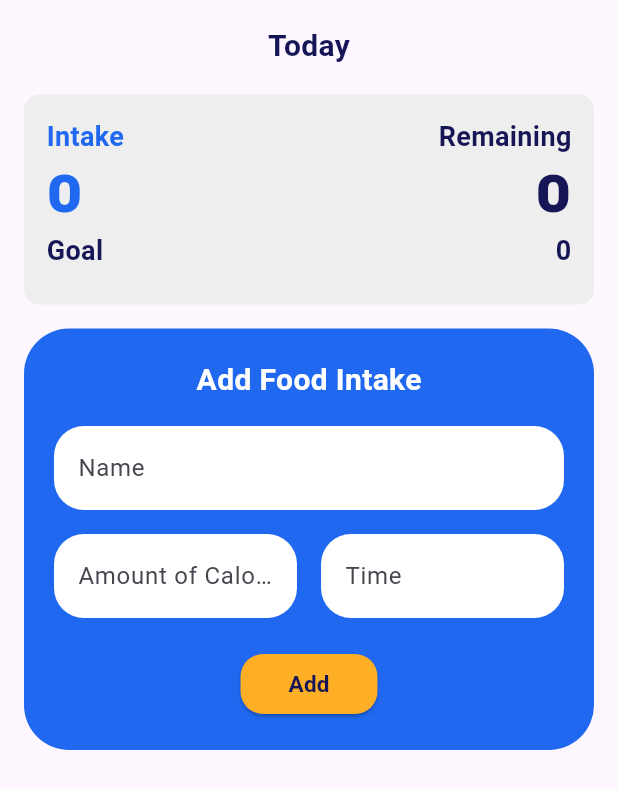
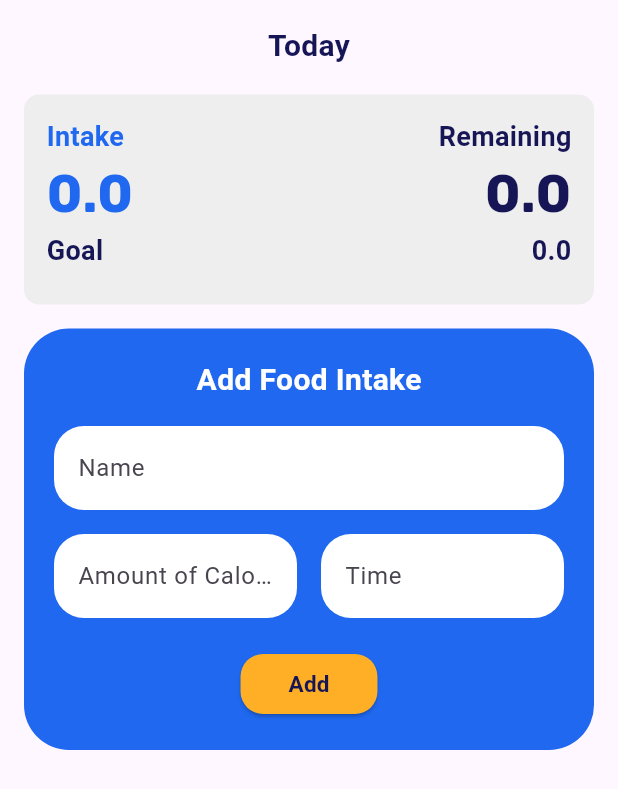
Before and after one commit to purrccc/Pawlorie, a Flutter app: the TrackerTabContent widget shown alone on an empty page, opened directly with empty values, on a phone screen of 412 x 824 dp. Shown: the top 789 px of the screen. Run offline on Flutter 3.47's test engine with Material 3 defaults, Android fonts, the phone set to English and light mode, and no system bars; our stand-ins replace cloud_firestore, firebase_auth, firebase_core, firebase_storage, google_fonts, image_picker; accounts and stored records are empty; Roboto replaces fonts that are missing (Ubuntu).

Commit message:
updated trackertab

```diff
--- a/lib/components/TrackerTab.dart
+++ b/lib/components/TrackerTab.dart
@@ -1,6 +1,7 @@
 import 'package:flutter/material.dart';
 import 'package:google_fonts/google_fonts.dart';
 import 'package:cloud_firestore/cloud_firestore.dart';
+import 'package:intl/intl.dart';
 import 'package:pawlorie/constants/colors.dart';
 import 'package:pawlorie/components/FoodIntakeForm.dart';
 
@@ -15,8 +16,8 @@ class TrackerTabContent extends StatefulWidget {
 }
 
 class _TrackerTabContentState extends State<TrackerTabContent> {
-  int remainingCalories = 0;
-  int totalIntake = 0;
+  double remainingCalories = 0;
+  double totalIntake = 0;
 
   @override
   void initState() {
@@ -25,16 +26,15 @@ class _TrackerTabContentState extends State<TrackerTabContent> {
   }
 
   Future<void> fetchRemainingCalories() async {
-    final docRef =
-        FirebaseFirestore.instance.collection('dogs').doc(widget.petId);
+    final docRef = FirebaseFirestore.instance.collection('dogs').doc(widget.petId);
     final docSnapshot = await docRef.get();
 
     if (docSnapshot.exists) {
       final data = docSnapshot.data();
       if (data != null) {
         setState(() {
-          totalIntake = data['totalIntake'] ?? 0;
-          remainingCalories = data['remainingCalories'] ?? 0;
+          totalIntake = (data['totalIntake'] ?? 0).toDouble();
+          remainingCalories = (data['remainingCalories'] ?? 0).toDouble();
         });
       }
     } else {
@@ -42,12 +42,10 @@ class _TrackerTabContentState extends State<TrackerTabContent> {
     }
   }
 
-  void _handleFoodIntakeSubmission(
-      int calories, String foodName, TimeOfDay time) {
+  void _handleFoodIntakeSubmission(int calories, String foodName, TimeOfDay time) async {
     setState(() {
       totalIntake += calories;
-      remainingCalories =
-          (widget.petInfo?['requiredCalories'] ?? 0).toInt() - totalIntake;
+      remainingCalories = (widget.petInfo?['requiredCalories'] ?? 0).toDouble() - totalIntake;
     });
 
     FirebaseFirestore.instance.collection('dogs').doc(widget.petId).update({
@@ -55,12 +53,19 @@ class _TrackerTabContentState extends State<TrackerTabContent> {
       'remainingCalories': remainingCalories,
     });
 
-    // You can use foodName and time here if needed
+    // Save food intake details
+    await FirebaseFirestore.instance.collection('food_intake').add({
+      'petID': widget.petId,
+      'name': foodName,
+      'calories': calories,
+      'date': DateFormat('MMMM dd, yyyy').format(DateTime.now()),
+      'time': time.format(context),
+    });
   }
 
   @override
   Widget build(BuildContext context) {
-    final int requiredCalories = widget.petInfo?['requiredCalories'] ?? 0;
+    final double requiredCalories = (widget.petInfo?['requiredCalories'] ?? 0).toDouble();
 
     if (totalIntake == 0) {
       remainingCalories = requiredCalories;
```
